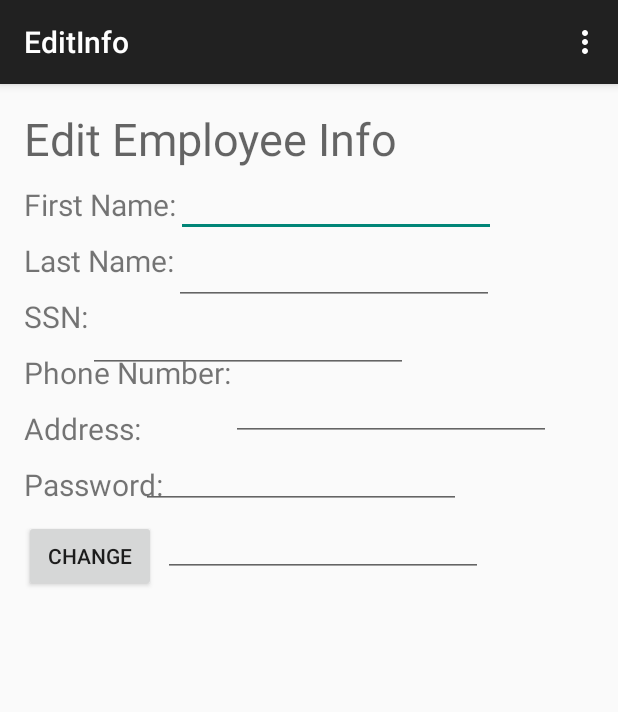
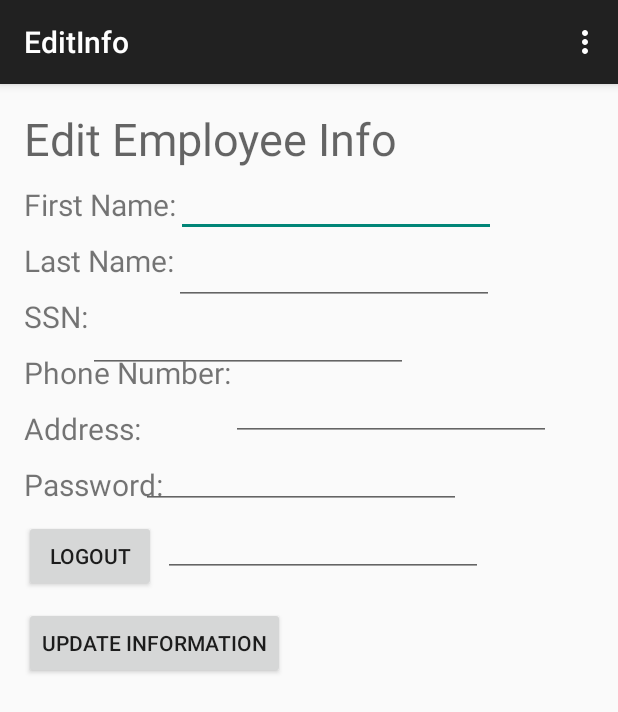
Before and after one commit to emmam95/Restaurant-Automation, an Android app: the EditInfo screen opened directly, with no data from a screen before it, on a phone screen of 412 x 824 dp. Shown: the top 712 px of the screen. Run offline under Robolectric (Android 15) with nearby library versions, the phone set to English and light mode, and no system bars; 14 statements that could not run were skipped.

Commit message:
Meghan - implemented edit employee info use case.

```diff
--- a/LoginWindow/app/src/main/java/meghankh/loginwindow/EditInfo.java
+++ b/LoginWindow/app/src/main/java/meghankh/loginwindow/EditInfo.java
@@ -8,6 +8,7 @@ import android.view.Menu;
 import android.view.MenuItem;
 import android.view.View;
 import android.widget.Button;
+import android.widget.EditText;
 import android.widget.TextView;
 import android.util.Log;
 
@@ -25,83 +26,152 @@ import Model.Utils;
 public class EditInfo extends ActionBarActivity {
 
     int employeeID;
+    Employee employee;
+    FetchData fetch;
+    int userIsManager;
 
     @Override
     protected void onCreate(Bundle savedInstanceState) {
         super.onCreate(savedInstanceState);
         setContentView(R.layout.activity_edit_info);
-        Button changeAccountButton = (Button) findViewById(R.id.change_Account_But);
+
         Log.d("TEST", "Edit Info Activity");
         final Context context = this;
         Bundle extras = getIntent().getExtras();
         employeeID = 0;
+        userIsManager = 0;
         if (extras != null)
         {
             employeeID = new Integer(extras.getString("employeeID")).intValue();
             Log.d("TEST", "employeeID" + employeeID);
+            userIsManager = new Integer(extras.getString("userIsManager")).intValue();
+            Log.d("TEST", extras.getString("userIsManager"));
         }
         File path = context.getFilesDir();
         File file = new File(path, "employee.txt");
-        FetchData fetch = new FetchData();
+        fetch = new FetchData();
         fetch.parseData(context);
         Log.d("TEST", "employeeID" + employeeID);
-        Employee employee = fetch.getEmployee(employeeID);
+        employee = fetch.getEmployee(employeeID);
         EmployeeInfo info = employee.getEmployeeInfo();
         Log.d("TEST", "Employee: " + employeeID + " is " + info.getFirstName());
         Utils utils = new Utils();
 
-        TextView firstName = (TextView) findViewById(R.id.firstName);
+        EditText firstName = (EditText) findViewById(R.id.firstName);
         int byteLength = info.getFirstName().length();
         byte[] bytes = info.getFirstName().getBytes();
         char[] chars = utils.converToCharArray(bytes, byteLength);
         firstName.setText(chars, 0, byteLength);
 
-        TextView ssn = (TextView) findViewById(R.id.ssn);
+        EditText ssn = (EditText) findViewById(R.id.ssn);
         byteLength = info.getSSN().toString().length();
         bytes = info.getSSN().toString().getBytes();
         chars = utils.converToCharArray(bytes, byteLength);
         ssn.setText(chars, 0, byteLength);
 
-        TextView phone = (TextView) findViewById(R.id.phoneNumber);
+        EditText phone = (EditText) findViewById(R.id.phoneNumber);
         byteLength = info.getPhone().length();
         bytes = info.getPhone().getBytes();
         chars = utils.converToCharArray(bytes, byteLength);
         phone.setText(chars, 0, byteLength);
 
-        TextView address = (TextView) findViewById(R.id.address);
+        EditText address = (EditText) findViewById(R.id.address);
         byteLength = info.getAddress().length();
         bytes = info.getAddress().getBytes();
         chars = utils.converToCharArray(bytes, byteLength);
         address.setText(chars, 0, byteLength);
 
-        TextView lastName = (TextView) findViewById(R.id.lastName);
+        EditText lastName = (EditText) findViewById(R.id.lastName);
         byteLength = info.getLastName().length();
         bytes = info.getLastName().getBytes();
         chars = utils.converToCharArray(bytes, byteLength);
         lastName.setText(chars, 0, byteLength);
 
-        TextView password = (TextView) findViewById(R.id.password);
+        EditText password = (EditText) findViewById(R.id.password);
         byteLength = info.getPassword().length();
         bytes = info.getPassword().getBytes();
         chars = utils.converToCharArray(bytes, byteLength);
         password.setText(chars, 0, byteLength);
 
-        changeAccountButton.setOnClickListener(new View.OnClickListener() {
+        Button logoutButton = (Button) findViewById(R.id.logoutButton);
+
+        logoutButton.setOnClickListener(new View.OnClickListener() {
             @Override
             public void onClick(View view) {
-                TextView ssn = (TextView) findViewById(R.id.ssn);
-                TextView phone = (TextView) findViewById(R.id.phoneNumber);
-                TextView address = (TextView) findViewById(R.id.address);
-                TextView firstName = (TextView) findViewById(R.id.firstName);
-                TextView lastName = (TextView) findViewById(R.id.lastName);
-                TextView password = (TextView) findViewById(R.id.password);
-                // Employee employee = new Employee(employeeID, 0, ssn.toString(), phone.toString(), address.toString(), firstName.toString(), lastName.toString(), 7.25, 40, password.toString());
-                WriteData writeData = new WriteData();
-                // writeData.addEmployee(context, employee);
+                Intent intent = new Intent(context, LoginActivity.class);
+                Log.d("TEST", "Logout Activity" + employeeID);
+                startActivity(intent);
+            }
+        });
+
+        Button updateButton = (Button) findViewById(R.id.updateButton);
+
+        updateButton.setOnClickListener(new View.OnClickListener() {
+            @Override
+            public void onClick(View view) {
+                Employee currentEmployee = fetch.getEmployee(employeeID);
+                EditText firstName = (EditText) findViewById(R.id.firstName);
+                currentEmployee.getEmployeeInfo().setFirstName(firstName.getText().toString());
+                EditText lastName = (EditText) findViewById(R.id.lastName);
+                currentEmployee.getEmployeeInfo().setLastName(lastName.getText().toString());
+                EditText ssn = (EditText) findViewById(R.id.ssn);
+                currentEmployee.getEmployeeInfo().setSSN(ssn.getText().toString());
+                EditText phone = (EditText) findViewById(R.id.phoneNumber);
+                currentEmployee.getEmployeeInfo().setPhone(phone.getText().toString());
+                EditText address = (EditText) findViewById(R.id.address);
+                currentEmployee.getEmployeeInfo().setAddress(address.getText().toString());
+                EditText password = (EditText) findViewById(R.id.password);
+                currentEmployee.getEmployeeInfo().setPassword(password.getText().toString());
+                fetch.updateEmployee(currentEmployee);
+                WriteData writer = new WriteData();
+                writer.updateDatabase(context, fetch.getEmployeeArray(), fetch.getNumberOfEmployee());
                 Intent intent = new Intent(context, EditInfo.class);
-                intent.putExtra("employeeID", Integer.toString(employeeID));
-                Log.d("TEST", "Next Activity" + employeeID);
+                Bundle extras = new Bundle();
+                extras.putString("employeeID", Integer.toString(employeeID));
+                extras.putString("userIsManager", Integer.toString(userIsManager));
+                intent.putExtras(extras);
+                Log.d("TEST", "update Activity" + employeeID);
                 startActivity(intent);
+            }
+        });
+
+        EditText lookupFirstName = (EditText) findViewById(R.id.lookupFirstName);
+        EditText lookupLastName = (EditText) findViewById(R.id.lookupLastName);
+        Button lookupButton = (Button) findViewById(R.id.lookupButton);
+
+        if (userIsManager == 0)
+        {
+            lookupFirstName.setVisibility(View.INVISIBLE);
+            lookupLastName.setVisibility(View.INVISIBLE);
+            lookupButton.setVisibility(View.INVISIBLE);
+        }
+
+        lookupButton.setOnClickListener(new View.OnClickListener() {
+            @Override
+            public void onClick(View view) {
+
+                EditText lookupFirstName = (EditText) findViewById(R.id.lookupFirstName);
+                EditText lookupLastName = (EditText) findViewById(R.id.lookupLastName);
+                int lookupID = fetch.lookUpEmployeeID(lookupFirstName.getText().toString(), lookupLastName.getText().toString());
+                if (lookupID > 0) {
+                    Intent intent = new Intent(context, ViewEmployeeInfo.class);
+                    Bundle extras = new Bundle();
+                    extras.putString("employeeID", Integer.toString(lookupID));
+                    extras.putString("userIsManager", Integer.toString(userIsManager));
+                    intent.putExtras(extras);
+                    Log.d("TEST", "Lookup Activity" + employeeID);
+                    startActivity(intent);
+                }
+                else
+                {
+                    Intent intent = new Intent(context, EditInfo.class);
+                    Bundle extras = new Bundle();
+                    extras.putString("employeeID", Integer.toString(employeeID));
+                    extras.putString("userIsManager", Integer.toString(userIsManager));
+                    intent.putExtras(extras);
+                    Log.d("TEST", "Lookup Activity Failed" + employeeID);
+                    startActivity(intent);
+                }
             }
         });
     }
--- a/LoginWindow/app/src/main/java/meghankh/loginwindow/LoginActivity.java
+++ b/LoginWindow/app/src/main/java/meghankh/loginwindow/LoginActivity.java
@@ -131,7 +131,7 @@ public class LoginActivity extends Activity implements LoaderCallbacks<Cursor> {
                 if (employeeID > 0) {
                     if (fetch.getEmployee(employeeID).getEmployeeInfo().getPassword().equals(password.getText().toString())
                         && fetch.getEmployee(employeeID).getEmployeeInfo().getInactive() == 0) {
-                        Intent intent = new Intent(context, ViewEmployeeInfo.class);
+                        Intent intent = new Intent(context, EditInfo.class);
                         Bundle extras = new Bundle();
                         extras.putString("employeeID", Integer.toString(employeeID));
                         extras.putString("userIsManager", Integer.toString(fetch.getEmployee(employeeID).getEmployeeInfo().getManager()));
--- a/LoginWindow/app/src/main/res/layout/activity_edit_info.xml
+++ b/LoginWindow/app/src/main/res/layout/activity_edit_info.xml
@@ -146,11 +146,54 @@
     <Button
         android:layout_width="wrap_content"
         android:layout_height="wrap_content"
-        android:text="Change"
-        android:id="@+id/change_Account_But"
+        android:text="Logout"
+        android:id="@+id/logoutButton"
         android:layout_below="@+id/passwordLabel"
+        android:layout_marginTop="10dp"
         android:layout_alignParentLeft="true"
+        android:layout_alignParentStart="true" />
+
+    <Button
+        android:layout_width="wrap_content"
+        android:layout_height="wrap_content"
+        android:text="Update Information"
+        android:id="@+id/updateButton"
+        android:layout_below="@+id/logoutButton"
         android:layout_marginTop="10dp"
+        android:layout_alignParentLeft="true"
+        android:layout_alignParentStart="true" />
+
+    <EditText
+        android:layout_width="wrap_content"
+        android:layout_height="wrap_content"
+        android:inputType="textPersonName"
+        android:ems="10"
+        android:id="@+id/lookupFirstName"
+        android:textSize="20dp"
+        android:layout_below="@+id/updateButton"
+        android:layout_alignParentLeft="true"
+        android:layout_alignParentStart="true"
+        android:hint="First Name" />
+
+    <EditText
+        android:layout_width="wrap_content"
+        android:layout_height="wrap_content"
+        android:inputType="textPersonName"
+        android:ems="10"
+        android:id="@+id/lookupLastName"
+        android:textSize="20dp"
+        android:layout_below="@+id/lookupFirstName"
+        android:layout_alignParentLeft="true"
+        android:layout_alignParentStart="true"
+        android:hint="Last Name" />
+
+    <Button
+        android:layout_width="wrap_content"
+        android:layout_height="wrap_content"
+        android:text="Look Up Employee"
+        android:id="@+id/lookupButton"
+        android:layout_below="@+id/lookupLastName"
+        android:layout_alignParentLeft="true"
         android:layout_alignParentStart="true" />
 
 </RelativeLayout>
```
Also changed, not shown: LoginWindow/app/src/main/java/meghankh/loginwindow/ViewEmployeeInfo.java (+37 -1 lines), LoginWindow/app/src/main/res/layout/activity_view_employee_info.xml (+33 -0 lines).
